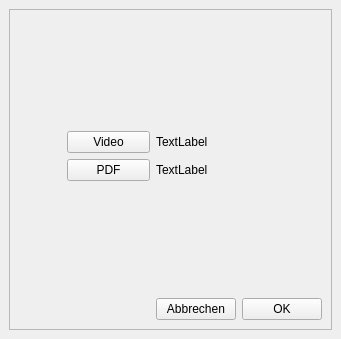
First picture: the form in code/src/main/resources/base/ui/autocut.ui, repository felixdittrich92/mission-uncuttable, before the edit.
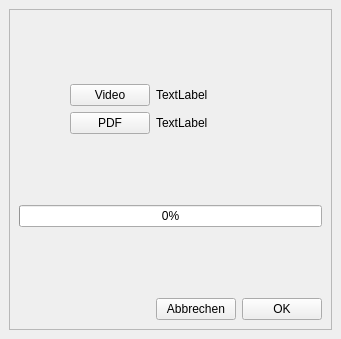
Second picture: the form after the edit.

What changed in the file:
```diff
--- a/code/src/main/resources/base/ui/autocut.ui
+++ b/code/src/main/resources/base/ui/autocut.ui
@@ -24,42 +24,21 @@
        <enum>QFrame::Raised</enum>
       </property>
       <layout class="QGridLayout" name="gridLayout_2">
-       <item row="4" column="4">
+       <item row="12" column="4">
         <widget class="QPushButton" name="ok_button">
          <property name="text">
           <string>OK</string>
          </property>
         </widget>
        </item>
-       <item row="4" column="3">
+       <item row="12" column="3">
         <widget class="QPushButton" name="cancel_button">
          <property name="text">
           <string>Abbrechen</string>
          </property>
         </widget>
        </item>
-       <item row="2" column="3">
-        <widget class="QLabel" name="pdf_image_label">
-         <property name="text">
-          <string>TextLabel</string>
-         </property>
-        </widget>
-       </item>
-       <item row="2" column="1" colspan="2">
-        <widget class="QPushButton" name="pdf_button">
-         <property name="text">
-          <string>PDF</string>
-         </property>
-        </widget>
-       </item>
-       <item row="1" column="1" colspan="2">
-        <widget class="QPushButton" name="video_button">
-         <property name="text">
-          <string>Video</string>
-         </property>
-        </widget>
-       </item>
-       <item row="4" column="0" colspan="3">
+       <item row="12" column="0" colspan="3">
         <spacer name="horizontalSpacer">
          <property name="orientation">
           <enum>Qt::Horizontal</enum>
@@ -72,20 +51,7 @@
          </property>
         </spacer>
        </item>
-       <item row="0" column="0" colspan="5">
-        <spacer name="verticalSpacer_2">
-         <property name="orientation">
-          <enum>Qt::Vertical</enum>
-         </property>
-         <property name="sizeHint" stdset="0">
-          <size>
-           <width>20</width>
-           <height>40</height>
-          </size>
-         </property>
-        </spacer>
-       </item>
-       <item row="3" column="0" colspan="5">
+       <item row="6" column="0" colspan="5">
         <spacer name="verticalSpacer">
          <property name="orientation">
           <enum>Qt::Vertical</enum>
@@ -98,13 +64,67 @@
          </property>
         </spacer>
        </item>
-       <item row="1" column="3">
+       <item row="2" column="3">
         <widget class="QLabel" name="video_image_label">
          <property name="text">
           <string>TextLabel</string>
          </property>
         </widget>
        </item>
+       <item row="8" column="0" colspan="5">
+        <spacer name="verticalSpacer_3">
+         <property name="orientation">
+          <enum>Qt::Vertical</enum>
+         </property>
+         <property name="sizeHint" stdset="0">
+          <size>
+           <width>20</width>
+           <height>40</height>
+          </size>
+         </property>
+        </spacer>
+       </item>
+       <item row="7" column="0" colspan="5">
+        <widget class="QProgressBar" name="progress_bar">
+         <property name="value">
+          <number>0</number>
+         </property>
+        </widget>
+       </item>
+       <item row="2" column="2">
+        <widget class="QPushButton" name="video_button">
+         <property name="text">
+          <string>Video</string>
+         </property>
+        </widget>
+       </item>
+       <item row="0" column="0" colspan="5">
+        <spacer name="verticalSpacer_2">
+         <property name="orientation">
+          <enum>Qt::Vertical</enum>
+         </property>
+         <property name="sizeHint" stdset="0">
+          <size>
+           <width>20</width>
+           <height>40</height>
+          </size>
+         </property>
+        </spacer>
+       </item>
+       <item row="5" column="2">
+        <widget class="QPushButton" name="pdf_button">
+         <property name="text">
+          <string>PDF</string>
+         </property>
+        </widget>
+       </item>
+       <item row="5" column="3">
+        <widget class="QLabel" name="pdf_image_label">
+         <property name="text">
+          <string>TextLabel</string>
+         </property>
+        </widget>
+       </item>
       </layout>
      </widget>
     </item>
```
